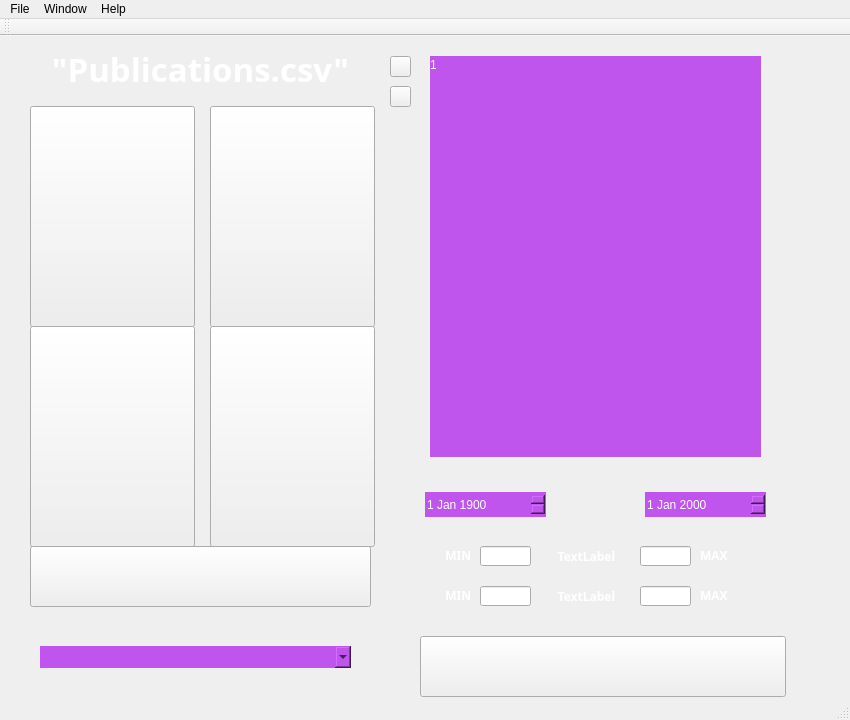
Before: the Qt Designer form src/mainwindow.ui in LLe27/Dentistry-School-Analysis-Tool, drawn with Qt 5.
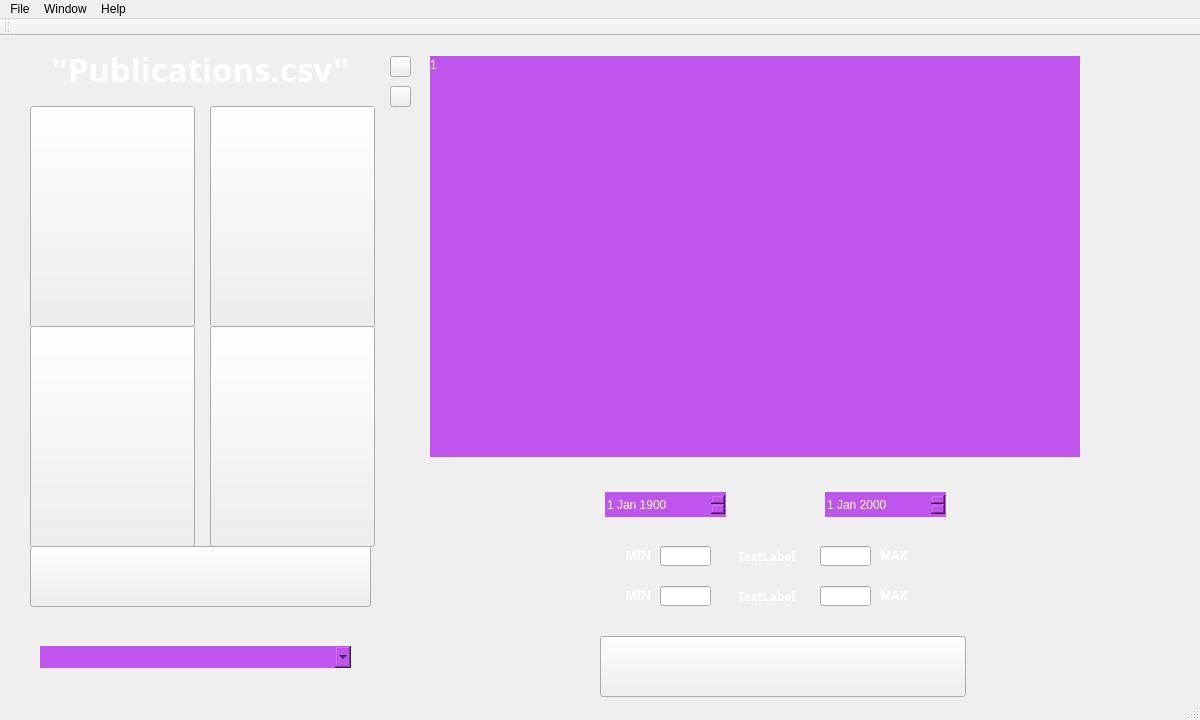
After: the same form once the commit is applied. Icons and pictures are not drawn.

Commit message: increased width so that the dashboard has room to display information

Diff of the .ui file:
```diff
--- a/src/mainwindow.ui
+++ b/src/mainwindow.ui
@@ -6,7 +6,7 @@
    <rect>
     <x>0</x>
     <y>0</y>
-    <width>850</width>
+    <width>1200</width>
     <height>720</height>
    </rect>
   </property>
@@ -24,7 +24,7 @@
      <rect>
       <x>430</x>
       <y>20</y>
-      <width>331</width>
+      <width>650</width>
       <height>401</height>
      </rect>
     </property>
@@ -205,7 +205,7 @@
    <widget class="QDateEdit" name="dateEdit">
     <property name="geometry">
      <rect>
-      <x>425</x>
+      <x>605</x>
       <y>456</y>
       <width>121</width>
       <height>25</height>
@@ -232,7 +232,7 @@
    <widget class="QDateEdit" name="dateEdit_2">
     <property name="geometry">
      <rect>
-      <x>645</x>
+      <x>825</x>
       <y>456</y>
       <width>121</width>
       <height>25</height>
@@ -249,7 +249,7 @@
    <widget class="QPushButton" name="btnDates">
     <property name="geometry">
      <rect>
-      <x>420</x>
+      <x>600</x>
       <y>600</y>
       <width>366</width>
       <height>61</height>
@@ -275,7 +275,7 @@
    <widget class="QLabel" name="lblMax_1">
     <property name="geometry">
      <rect>
-      <x>700</x>
+      <x>880</x>
       <y>513</y>
       <width>47</width>
       <height>13</height>
@@ -295,7 +295,7 @@
    <widget class="QLabel" name="lblMax_2">
     <property name="geometry">
      <rect>
-      <x>700</x>
+      <x>880</x>
       <y>553</y>
       <width>47</width>
       <height>13</height>
@@ -315,7 +315,7 @@
    <widget class="QLabel" name="lblMin_1">
     <property name="geometry">
      <rect>
-      <x>424</x>
+      <x>604</x>
       <y>513</y>
       <width>47</width>
       <height>13</height>
@@ -338,7 +338,7 @@
    <widget class="QLabel" name="lblMin_2">
     <property name="geometry">
      <rect>
-      <x>424</x>
+      <x>604</x>
       <y>553</y>
       <width>47</width>
       <height>13</height>
@@ -361,7 +361,7 @@
    <widget class="QLabel" name="labelHyp_1">
     <property name="geometry">
      <rect>
-      <x>536</x>
+      <x>716</x>
       <y>510</y>
       <width>101</width>
       <height>20</height>
@@ -384,7 +384,7 @@
    <widget class="QLabel" name="labelHyp_2">
     <property name="geometry">
      <rect>
-      <x>536</x>
+      <x>716</x>
       <y>550</y>
       <width>101</width>
       <height>20</height>
@@ -407,7 +407,7 @@
    <widget class="QLineEdit" name="maxText_1">
     <property name="geometry">
      <rect>
-      <x>640</x>
+      <x>820</x>
       <y>510</y>
       <width>51</width>
       <height>20</height>
@@ -417,7 +417,7 @@
    <widget class="QLineEdit" name="maxText_2">
     <property name="geometry">
      <rect>
-      <x>640</x>
+      <x>820</x>
       <y>550</y>
       <width>51</width>
       <height>20</height>
@@ -427,7 +427,7 @@
    <widget class="QLineEdit" name="minText_1">
     <property name="geometry">
      <rect>
-      <x>480</x>
+      <x>660</x>
       <y>510</y>
       <width>51</width>
       <height>20</height>
@@ -437,7 +437,7 @@
    <widget class="QLineEdit" name="minText_2">
     <property name="geometry">
      <rect>
-      <x>480</x>
+      <x>660</x>
       <y>550</y>
       <width>51</width>
       <height>20</height>
@@ -449,7 +449,7 @@
      <rect>
       <x>420</x>
       <y>10</y>
-      <width>381</width>
+      <width>750</width>
       <height>451</height>
      </rect>
     </property>
@@ -483,7 +483,7 @@
    <widget class="QLabel" name="label_6">
     <property name="geometry">
      <rect>
-      <x>420</x>
+      <x>600</x>
       <y>451</y>
       <width>141</width>
       <height>42</height>
@@ -562,7 +562,7 @@
    <widget class="QLabel" name="label_8">
     <property name="geometry">
      <rect>
-      <x>640</x>
+      <x>820</x>
       <y>451</y>
       <width>141</width>
       <height>42</height>
@@ -598,7 +598,7 @@
    <widget class="QLabel" name="label">
     <property name="geometry">
      <rect>
-      <x>420</x>
+      <x>600</x>
       <y>500</y>
       <width>381</width>
       <height>111</height>
@@ -680,7 +680,7 @@
     <rect>
      <x>0</x>
      <y>0</y>
-     <width>850</width>
+     <width>1200</width>
      <height>21</height>
     </rect>
    </property>
```
